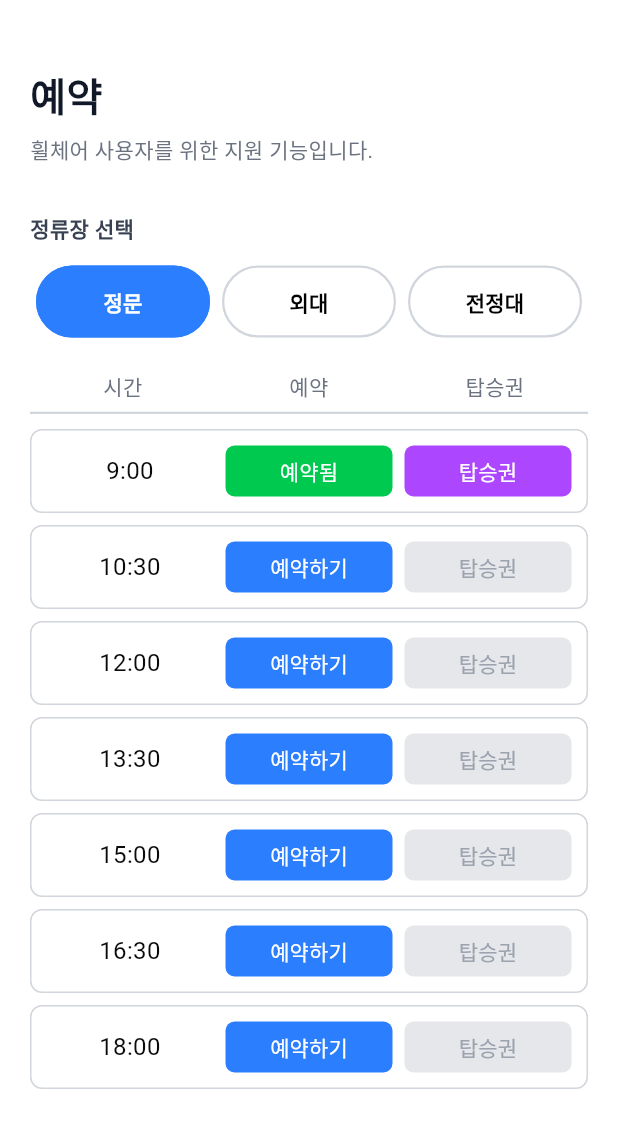
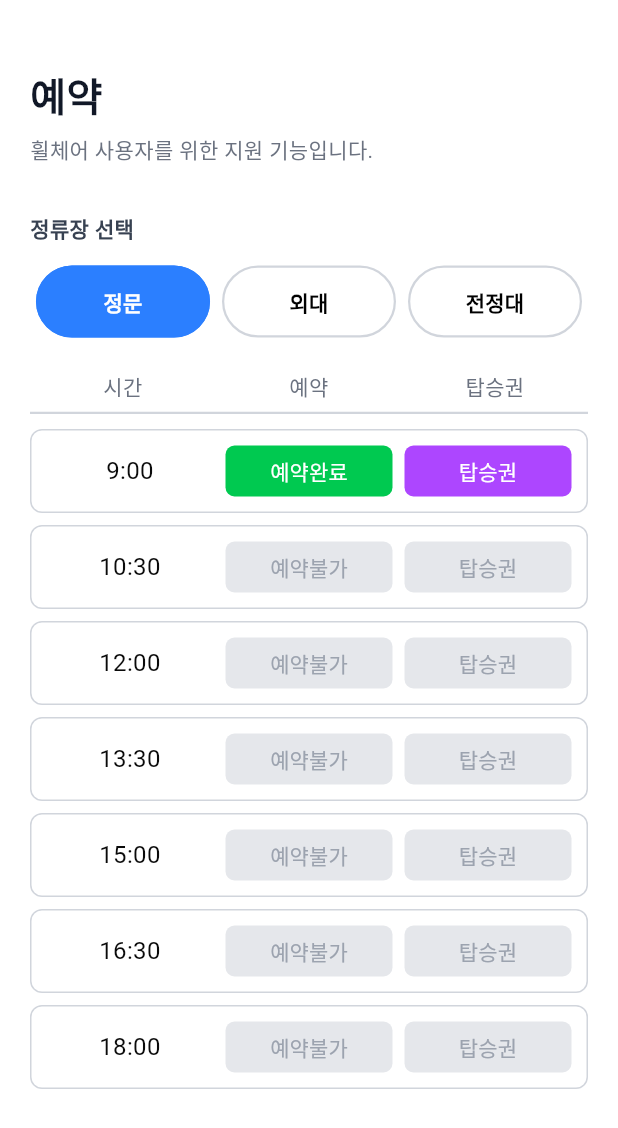
Before and after one commit to dhtmddn04/designthinking, a Flutter app: the ReservationScreen widget shown alone on an empty page, opened directly, after a tap on "정문", after a tap on "예약하기", on a phone screen of 412 x 824 dp. Shown: the top 1128 px of the screen. Run offline on Flutter 3.47's test engine with Material 3 defaults, Android fonts, the phone set to English and light mode, and no system bars.

Commit message:
Update reservation screen

```diff
--- a/lib/screens/reservation_screen.dart
+++ b/lib/screens/reservation_screen.dart
@@ -237,6 +237,61 @@ class _ReservationScreenState extends State<ReservationScreen> {
     );
   }
 
+  void _showReservationDialog(String time) {
+    final stop = selectedStop ?? '';
+
+    showDialog(
+      context: context,
+      builder: (context) {
+        return AlertDialog(
+          shape: RoundedRectangleBorder(
+            borderRadius: BorderRadius.circular(16),
+          ),
+          title: const Text(
+            '예약되었습니다',
+            style: TextStyle(fontWeight: FontWeight.w800),
+          ),
+          content: Text(
+            '$stop 정류장 $time 예약이 완료되었습니다.',
+            style: const TextStyle(fontSize: 14, height: 1.5),
+          ),
+          actions: [
+            TextButton(
+              onPressed: () {
+                Navigator.pop(context);
+              },
+              child: const Text(
+                '닫기',
+                style: TextStyle(
+                  color: Color(0xFF6B7280),
+                  fontWeight: FontWeight.w600,
+                ),
+              ),
+            ),
+            TextButton(
+              onPressed: () {
+                setState(() {
+                  if (selectedStop != null) {
+                    reservedTimesByStop.remove(selectedStop);
+                  }
+                });
+
+                Navigator.pop(context);
+              },
+              child: const Text(
+                '예약 취소',
+                style: TextStyle(
+                  color: Color(0xFFEF4444),
+                  fontWeight: FontWeight.w800,
+                ),
+              ),
+            ),
+          ],
+        );
+      },
+    );
+  }
+
   Widget _ticketInfoBox({required String label, required String value}) {
     return Container(
       width: double.infinity,
@@ -312,7 +367,10 @@ class _ReservationScreenState extends State<ReservationScreen> {
             separatorBuilder: (_, __) => const SizedBox(height: 8),
             itemBuilder: (context, index) {
               final time = times[index];
-              final bool isReserved = reservedTimesByStop[selectedStop] == time;
+              final String? reservedTime = reservedTimesByStop[selectedStop];
+              final bool isReserved = reservedTime == time;
+              final bool hasReservation = reservedTime != null;
+              final bool isDisabled = hasReservation && !isReserved;
 
               return Container(
                 height: 56,
@@ -341,18 +399,31 @@ class _ReservationScreenState extends State<ReservationScreen> {
                         child: SizedBox(
                           height: 34,
                           child: ElevatedButton(
-                            onPressed: () {
-                              if (selectedStop == null) return;
+                            onPressed: isDisabled
+                                ? null
+                                : () {
+                                    if (selectedStop == null) return;
 
-                              setState(() {
-                                reservedTimesByStop[selectedStop!] = time;
-                              });
-                            },
+                                    if (isReserved) {
+                                      _showReservationDialog(time);
+                                      return;
+                                    }
+
+                                    setState(() {
+                                      reservedTimesByStop[selectedStop!] = time;
+                                    });
+                                  },
                             style: ElevatedButton.styleFrom(
                               backgroundColor: isReserved
                                   ? const Color(0xFF00C950)
+                                  : isDisabled
+                                  ? const Color(0xFFE5E7EB)
                                   : const Color(0xFF2B7FFF),
-                              foregroundColor: Colors.white,
+                              foregroundColor: isReserved || !isDisabled
+                                  ? Colors.white
+                                  : const Color(0xFF9CA3AF),
+                              disabledBackgroundColor: const Color(0xFFE5E7EB),
+                              disabledForegroundColor: const Color(0xFF9CA3AF),
                               elevation: 0,
                               padding: EdgeInsets.zero,
                               shape: RoundedRectangleBorder(
@@ -360,7 +431,11 @@ class _ReservationScreenState extends State<ReservationScreen> {
                               ),
                             ),
                             child: Text(
-                              isReserved ? '예약됨' : '예약하기',
+                              isReserved
+                                  ? '예약완료'
+                                  : isDisabled
+                                  ? '예약불가'
+                                  : '예약하기',
                               style: const TextStyle(
                                 fontSize: 14,
                                 fontWeight: FontWeight.w500,
```
